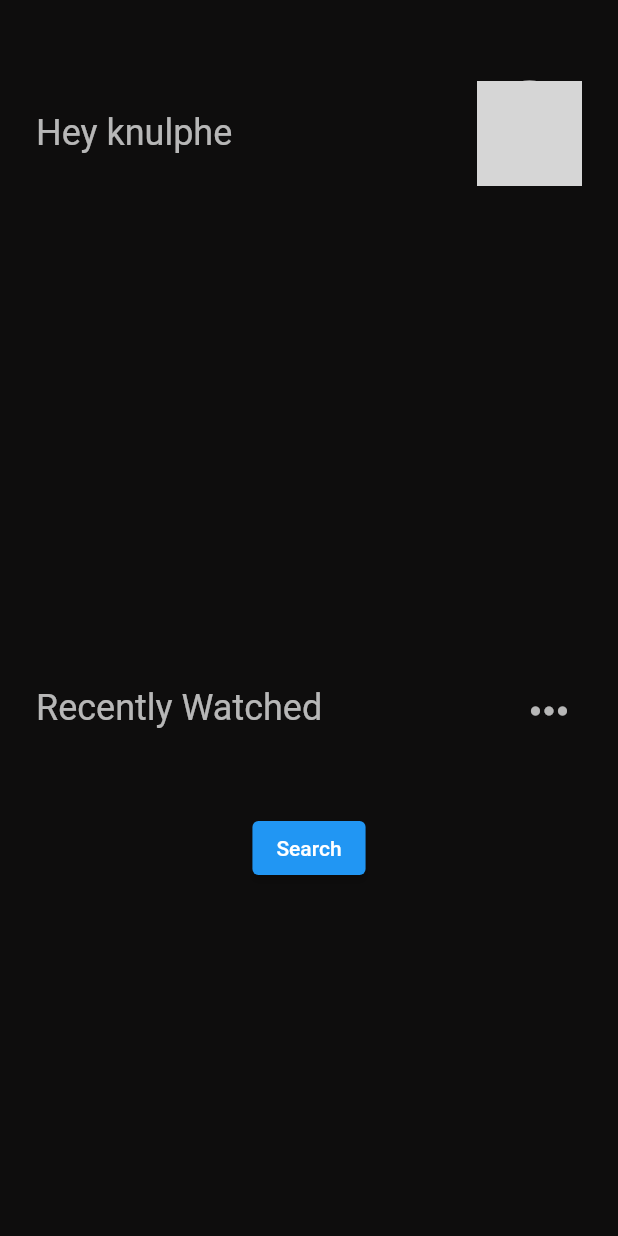
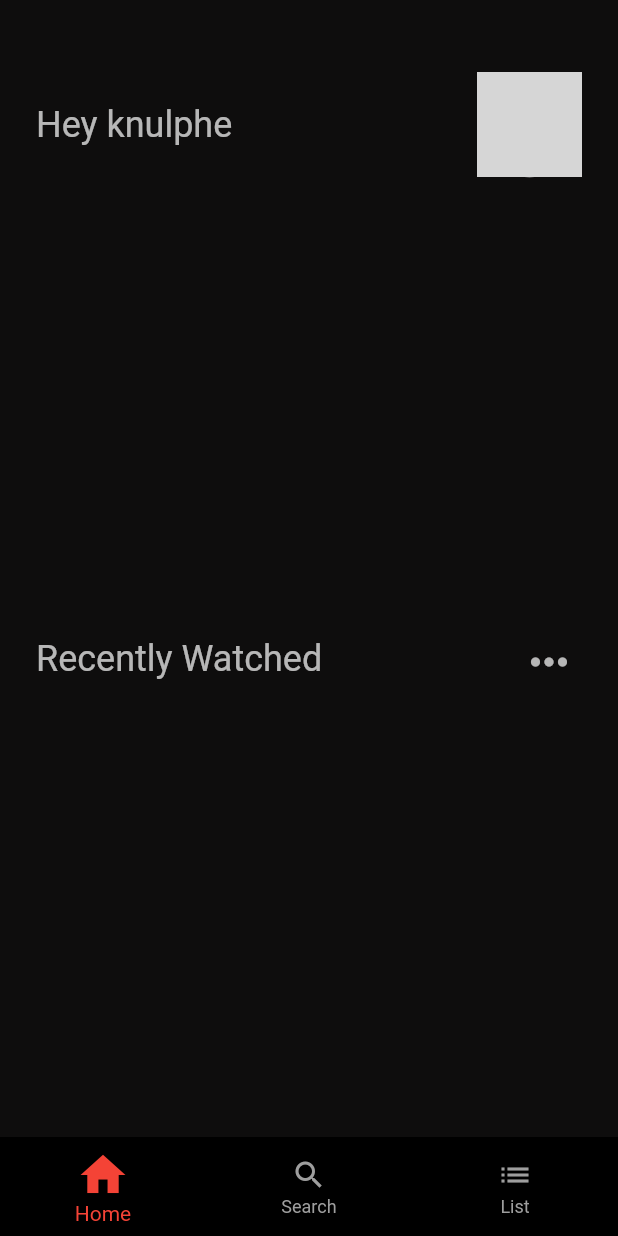
Before and after one commit to TuranAktass/watchlist, a Flutter app: the screen it shows after launch, on a phone screen of 412 x 824 dp. Run offline on Flutter 3.47's test engine with Material 2 defaults, Android fonts, the phone set to English and light mode, and no system bars; our stand-ins replace dio, flutter_dotenv, flutter_mobx, mobx, pretty_dio_logger, sqflite; accounts and stored records are empty; generated files the repository leaves out were written again; network calls fail; grey boxes are pictures that could not be loaded.

Commit message:
navigation

```diff
--- /dev/null
+++ b/watchlist/lib/core/components/navigation/nav_bar_alt.dart
@@ -0,0 +1,70 @@
+import "package:flutter/material.dart";
+import 'package:watchlist/core/init/navigation/i_navigation_service.dart';
+import 'package:watchlist/core/init/navigation/navigation_route.dart';
+import 'package:watchlist/core/init/navigation/navigation_service.dart';
+import 'package:watchlist/features/movie/view/home_view/home_view.dart';
+import 'package:watchlist/features/movie/view/movie_db_list_view/movie_db_list_view.dart';
+import 'package:watchlist/features/movie/view/movie_search_view/movie_search_view.dart';
+
+class AltNavBar extends StatefulWidget {
+  const AltNavBar({Key? key, required this.routeIndex}) : super(key: key);
+  final int routeIndex;
+
+  @override
+  _AltNavBarState createState() => _AltNavBarState();
+}
+
+class _AltNavBarState extends State<AltNavBar> {
+  final INavigationService _navigationService = NavigationService.instance;
+  final NavigationRoute _routes = NavigationRoute.instance;
+  int _currentIndex = 0;
+
+  @override
+  void initState() {
+    super.initState();
+    _currentIndex = widget.routeIndex;
+  }
+
+  Map<String, Widget> map = {
+    '/home': const HomeView(),
+    '/search': MovieSearchView(),
+    '/list': MovieDbListView(),
+  };
+
+  onItemSelected(int index) {
+    setState(() {
+      _currentIndex = index;
+    });
+
+    _navigationService.navigateTo(
+        path: map.keys.toList()[index],
+        object: _routes
+            .onGenerateRoute(RouteSettings(name: map.keys.toList()[index])));
+  }
+
+  @override
+  Widget build(BuildContext context) {
+    return BottomNavigationBar(
+      backgroundColor: Colors.black,
+      currentIndex: _currentIndex,
+      selectedIconTheme: const IconThemeData(size: 36),
+      selectedItemColor: Colors.red,
+      unselectedItemColor: Colors.grey,
+      onTap: onItemSelected,
+      items: const [
+        BottomNavigationBarItem(
+          icon: Icon(Icons.home),
+          label: 'Home',
+        ),
+        BottomNavigationBarItem(
+          icon: Icon(Icons.search),
+          label: 'Search',
+        ),
+        BottomNavigationBarItem(
+          icon: Icon(Icons.list),
+          label: 'List',
+        ),
+      ],
+    );
+  }
+}
--- a/watchlist/lib/core/constants/const_text_style.dart
+++ b/watchlist/lib/core/constants/const_text_style.dart
@@ -1,5 +1,5 @@
 import "package:flutter/material.dart";
-import 'package:watchlist/core/color/constant_colors.dart';
+import '../../../../../../core/constants/color/constant_colors.dart';
 
 class TextStyles {
   static h6white38(BuildContext context) =>
--- /dev/null
+++ b/watchlist/lib/core/constants/navigation/navigation_constants.dart
@@ -0,0 +1,5 @@
+class NavigationConstants {
+  static const homeView = "/home";
+  static const dbMovieList = '/list';
+  static const movieSearch = '/search';
+}
--- /dev/null
+++ b/watchlist/lib/core/init/navigation/i_navigation_service.dart
@@ -0,0 +1,7 @@
+import 'package:flutter/material.dart';
+
+abstract class INavigationService {
+  Future<void> navigateTo({String? path, Object? object});
+  Future<void> navigateToClear({String? path, Object? object});
+  MaterialPageRoute normalNavigate(Widget widget);
+}
--- /dev/null
+++ b/watchlist/lib/core/init/navigation/navigation_route.dart
@@ -0,0 +1,27 @@
+import 'package:flutter/material.dart';
+import 'package:watchlist/core/components/page_not_found.dart';
+import 'package:watchlist/features/movie/view/movie_db_list_view/movie_db_list_view.dart';
+import 'package:watchlist/features/movie/view/movie_search_view/movie_search_view.dart';
+
+import '../../../features/movie/view/home_view/home_view.dart';
+import '../../constants/navigation/navigation_constants.dart';
+
+class NavigationRoute {
+  static final NavigationRoute _instance = NavigationRoute._init();
+  static NavigationRoute get instance => _instance;
+
+  NavigationRoute._init();
+
+  Route<dynamic> onGenerateRoute(RouteSettings args) {
+    switch (args.name) {
+      case NavigationConstants.homeView:
+        return MaterialPageRoute(builder: (context) => const HomeView());
+      case NavigationConstants.dbMovieList:
+        return MaterialPageRoute(builder: (context) => MovieDbListView());
+      case NavigationConstants.movieSearch:
+        return MaterialPageRoute(builder: (context) => MovieSearchView());
+      default:
+        return MaterialPageRoute(builder: (context) => const PageNotFound());
+    }
+  }
+}
--- /dev/null
+++ b/watchlist/lib/core/init/navigation/navigation_service.dart
@@ -0,0 +1,34 @@
+import 'package:flutter/cupertino.dart';
+import 'package:flutter/material.dart';
+
+import 'i_navigation_service.dart';
+
+class NavigationService implements INavigationService {
+  static final NavigationService _instance = NavigationService._init();
+  static NavigationService get instance => _instance;
+
+  NavigationService._init();
+
+  final GlobalKey<NavigatorState> navigationKey = GlobalKey<NavigatorState>();
+
+  // ignore: prefer_function_declarations_over_variables
+  final removeAllOldRoutes = (Route<dynamic> route) {
+    return false;
+  };
+
+  @override
+  Future<void> navigateTo({String? path, Object? object}) async {
+    await navigationKey.currentState!.pushNamed(path!, arguments: object!);
+  }
+
+  @override
+  Future<void> navigateToClear({String? path, Object? object}) async {
+    await navigationKey.currentState!
+        .pushNamedAndRemoveUntil(path!, removeAllOldRoutes, arguments: object!);
+  }
+
+  @override
+  MaterialPageRoute normalNavigate(Widget widget) {
+    return MaterialPageRoute(builder: (context) => widget);
+  }
+}
--- a/watchlist/lib/features/movie/view/home_view/home_view.dart
+++ b/watchlist/lib/features/movie/view/home_view/home_view.dart
@@ -1,7 +1,7 @@
 import "package:flutter/material.dart";
-import 'package:watchlist/features/movie/view/movie_search_view/movie_search_view.dart';
 
-import '../../../../core/color/constant_colors.dart';
+import '../../../../core/components/navigation/nav_bar_alt.dart';
+import '../../../../core/constants/color/constant_colors.dart';
 import '../../viewmodel/home/home_view_model.dart';
 import 'components/header_row.dart';
 import 'components/movie_poster_list.dart';
@@ -23,6 +23,9 @@ class _HomeViewState extends State<HomeView> {
       _viewModel.setContext(context);
     }
     return Scaffold(
+        bottomNavigationBar: const AltNavBar(
+          routeIndex: 0,
+        ),
         body: Container(
           color: backgroundDark,
           child: Padding(
@@ -35,24 +38,7 @@ class _HomeViewState extends State<HomeView> {
                   child: MoviePosterList(viewModel: _viewModel),
                 ),
                 const Expanded(flex: 1, child: TextWithIconButton()),
-            Expanded(
-              flex: 2,
-              child: Column(
-                children: [
-                  ElevatedButton(
-                      child: const Text(
-                        "Search",
-                        style: TextStyle(color: Colors.white),
-                      ),
-                      onPressed: () {
-                        Navigator.push(
-                            context,
-                            MaterialPageRoute(
-                                builder: (context) => MovieSearchView()));
-                      })
-                ],
-              ),
-            ),
+                Expanded(flex: 2, child: Container()),
               ],
             ),
           ),
--- a/watchlist/lib/features/movie/view/movie_details_view/components/button/left_arrow_button.dart
+++ b/watchlist/lib/features/movie/view/movie_details_view/components/button/left_arrow_button.dart
@@ -1,6 +1,6 @@
 import "package:flutter/material.dart";
 
-import '../../../../../../core/color/constant_colors.dart';
+import '../../../../../../core/constants/color/constant_colors.dart';
 
 class LeftArrowButton extends StatelessWidget {
   const LeftArrowButton({
--- a/watchlist/lib/features/movie/view/movie_details_view/components/card/genre_card.dart
+++ b/watchlist/lib/features/movie/view/movie_details_view/components/card/genre_card.dart
@@ -1,5 +1,6 @@
 import "package:flutter/material.dart";
-import 'package:watchlist/core/color/constant_colors.dart';
+import '../../../../../../core/constants/color/constant_colors.dart';
+
 import 'package:watchlist/core/constants/const_text_style.dart';
 
 class GenreCard extends StatelessWidget {
--- a/watchlist/lib/features/movie/view/movie_details_view/movie_details_view.dart
+++ b/watchlist/lib/features/movie/view/movie_details_view/movie_details_view.dart
@@ -1,7 +1,7 @@
 import "package:flutter/material.dart";
 import 'package:flutter/services.dart';
 
-import '../../../../core/color/constant_colors.dart';
+import '../../../../core/constants/color/constant_colors.dart';
 import '../../../../core/constants/const_padding.dart';
 import '../../model/base_model.dart';
 import '../../model/movie_db_model.dart';
--- a/watchlist/lib/features/movie/view/movie_search_view/movie_search_view.dart
+++ b/watchlist/lib/features/movie/view/movie_search_view/movie_search_view.dart
@@ -1,4 +1,5 @@
 import "package:flutter/material.dart";
+import 'package:watchlist/core/components/navigation/nav_bar_alt.dart';
 
 import '../../viewmodel/movie_search/movie_search_view_model.dart';
 import 'components/header.dart';
@@ -15,6 +16,7 @@ class MovieSearchView extends StatelessWidget {
       _viewModel.setContext(context);
     }
     return Scaffold(
+        bottomNavigationBar: const AltNavBar(routeIndex: 1),
         body: Column(
           mainAxisSize: MainAxisSize.max,
           mainAxisAlignment: MainAxisAlignment.start,
--- a/watchlist/lib/main.dart
+++ b/watchlist/lib/main.dart
@@ -1,6 +1,8 @@
 import "package:flutter/material.dart";
 import 'package:flutter_dotenv/flutter_dotenv.dart' as env;
 
+import 'core/init/navigation/navigation_route.dart';
+import 'core/init/navigation/navigation_service.dart';
 import 'features/movie/view/home_view/home_view.dart';
 
 Future main() async {
@@ -13,9 +15,11 @@ class MyApp extends StatelessWidget {
 
   @override
   Widget build(BuildContext context) {
-    return const MaterialApp(
+    return MaterialApp(
       title: 'Watchlist',
-      home: HomeView(),
+      home: const HomeView(),
+      navigatorKey: NavigationService.instance.navigationKey,
+      onGenerateRoute: NavigationRoute.instance.onGenerateRoute,
     );
   }
 }
```
Also changed, not shown: watchlist/lib/core/components/page_not_found.dart (added, +12 -0 lines), watchlist/lib/features/movie/view/movie_db_list_view/movie_db_list_view.dart (+27 -3 lines), watchlist/lib/core/constants/color/constant_colors.dart (renamed from watchlist/lib/core/color/constant_colors.dart). Lines whose indentation alone changed are shown as unchanged.
